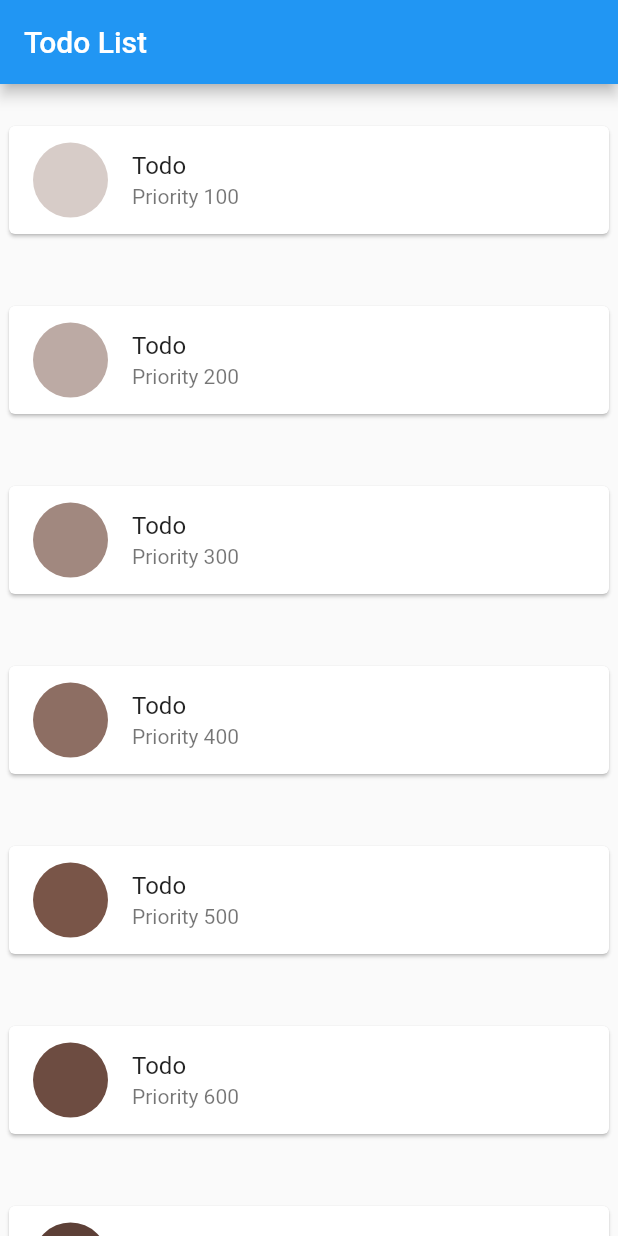
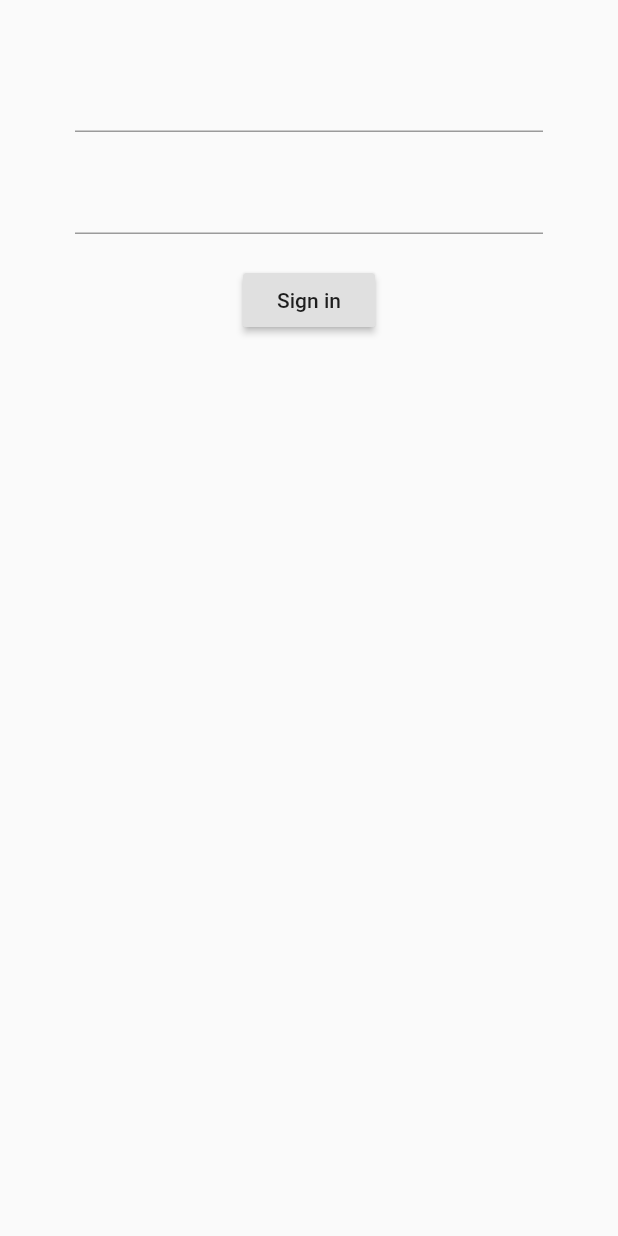
Before and after one commit to Nakamurus/flutter_todo, a Flutter app: the screen it shows after launch, on a phone screen of 412 x 824 dp. Run offline on Flutter 3.47's test engine with Material 2 defaults, Android fonts, the phone set to English and light mode, and no system bars; our stand-ins replace cloud_firestore, firebase_auth, firebase_core; accounts and stored records are empty.

Commit message:
checked functions work correctly

```diff
--- a/lib/main.dart
+++ b/lib/main.dart
@@ -1,7 +1,12 @@
+import 'package:firebase_core/firebase_core.dart';
 import 'package:flutter/material.dart';
-import 'package:todo_app/screen/home/todo_list.dart';
+import 'package:todo_app/screens/authenticate/register.dart';
+import 'package:todo_app/screens/authenticate/sign_in.dart';
+import 'package:todo_app/screens/home/todo_list.dart';
 
-void main() {
+void main() async {
+  WidgetsFlutterBinding.ensureInitialized();
+  await Firebase.initializeApp();
   runApp(MyApp());
 }
 
@@ -9,12 +14,7 @@ class MyApp extends StatelessWidget {
   @override
   Widget build(BuildContext context) {
     return MaterialApp(
-      home: Scaffold(
-        appBar: AppBar(
-          title: Text('Todo List'),
-        ),
-        body: TodoList(),
-      ),
+      home: SignIn()
     );
   }
 }
--- /dev/null
+++ b/lib/screens/authenticate/sign_in.dart
@@ -0,0 +1,59 @@
+import 'package:flutter/material.dart';
+import 'package:todo_app/services/auth.dart';
+
+class SignIn extends StatefulWidget {
+  @override
+  _SignInState createState() => _SignInState();
+}
+
+class _SignInState extends State<SignIn> {
+
+  final AuthService _auth = AuthService();
+  final _formKey = GlobalKey<FormState>();
+
+  String email = '';
+  String password = '';
+  String error = '';
+
+  @override
+  Widget build(BuildContext context) {
+    return Scaffold(
+      body: Container(
+        padding: EdgeInsets.symmetric(vertical: 20.0, horizontal: 50.0),
+        child: Form(
+          key: _formKey,
+          child: Column(
+            children: <Widget>[
+              SizedBox(height: 20.0),
+              TextFormField(
+                onChanged: (val) {
+                  setState(() => email = val);
+                },
+              ),
+              SizedBox(height: 20.0),
+              TextFormField(
+                onChanged: (val) {
+                  setState(() => password = val);
+                },
+              ),
+              SizedBox(height: 20.0),
+              RaisedButton(
+                child: Text('Sign in'),
+                onPressed: ()  async {
+                  dynamic result = await _auth.signInWithEmailAndPassword(email, password);
+                  if (result == null) {
+                    setState(() {
+                      error = 'Could not sign in with those credentials';
+                    });
+                  }
+                },
+              ),
+              SizedBox(height: 12.0),
+              Text(error),
+            ],
+          ),
+        ),
+      ),
+    );
+  }
+}
--- a/lib/screen/home/todo_list.dart
+++ b/lib/screens/home/todo_list.dart
@@ -1,6 +1,6 @@
 import 'package:flutter/material.dart';
 import 'package:todo_app/models/todo.dart';
-import 'package:todo_app/screen/home/todo_tile.dart';
+import 'package:todo_app/screens/home/todo_tile.dart';
 
 class TodoList extends StatelessWidget {
 
--- a/lib/screen/home/todo_tile.dart
+++ b/lib/screens/home/todo_tile.dart
@@ -1,6 +1,6 @@
 import 'package:flutter/material.dart';
 import 'package:todo_app/models/todo.dart';
-import 'package:todo_app/screen/home/todo_detail.dart';
+import 'package:todo_app/screens/home/todo_detail.dart';
 
 class TodoTile extends StatelessWidget {
 
--- a/pubspec.yaml
+++ b/pubspec.yaml
@@ -28,9 +28,9 @@ dependencies:
   # The following adds the Cupertino Icons font to your application.
   # Use with the CupertinoIcons class for iOS style icons.
   cupertino_icons: ^1.0.0
-  firebase_core: ^0.5.0+1
-  firebase_auth: ^0.18.1+2
-  cloud_firestore: ^0.14.1+3
+  firebase_core: ^0.5.2
+  firebase_auth: ^0.18.3
+  cloud_firestore: ^0.14.3
   provider: ^4.3.2+2
 
 dev_dependencies:
```
Also changed, not shown: lib/models/user.dart (added, +18 -0 lines), lib/screens/authenticate/register.dart (added, +76 -0 lines), lib/screens/home/create_task.dart (added, +55 -0 lines), lib/services/auth.dart (+36 -0 lines), lib/services/database.dart (+60 -0 lines), lib/screens/home/todo_detail.dart (renamed from lib/screen/home/todo_detail.dart), 3 other files.
